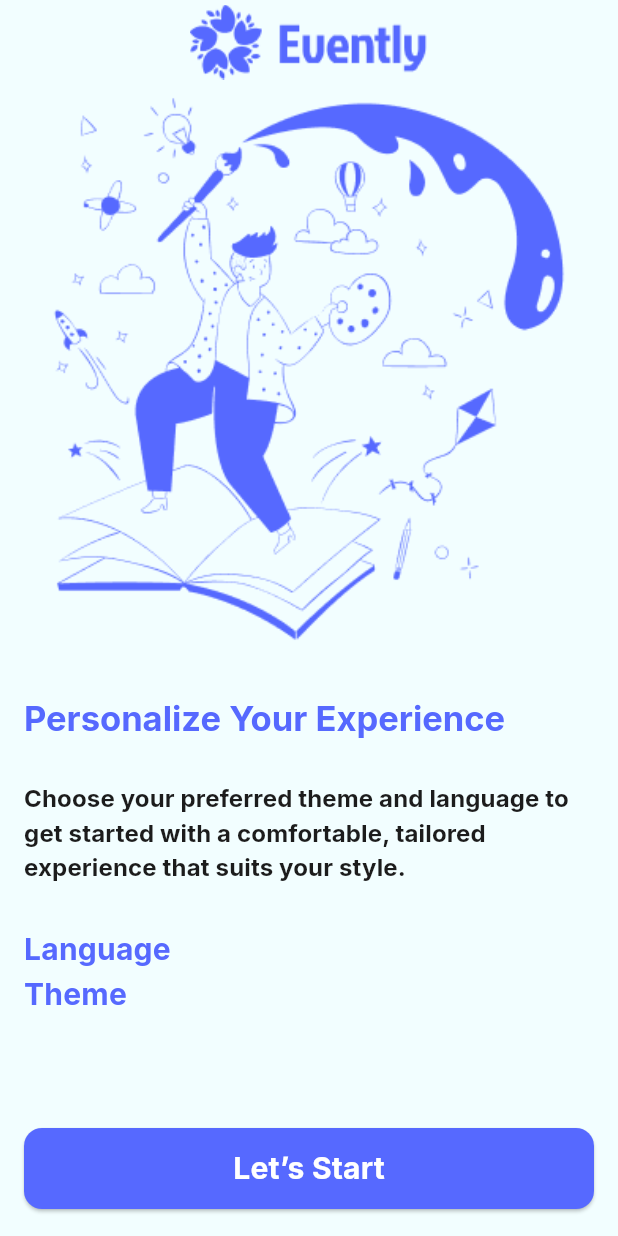
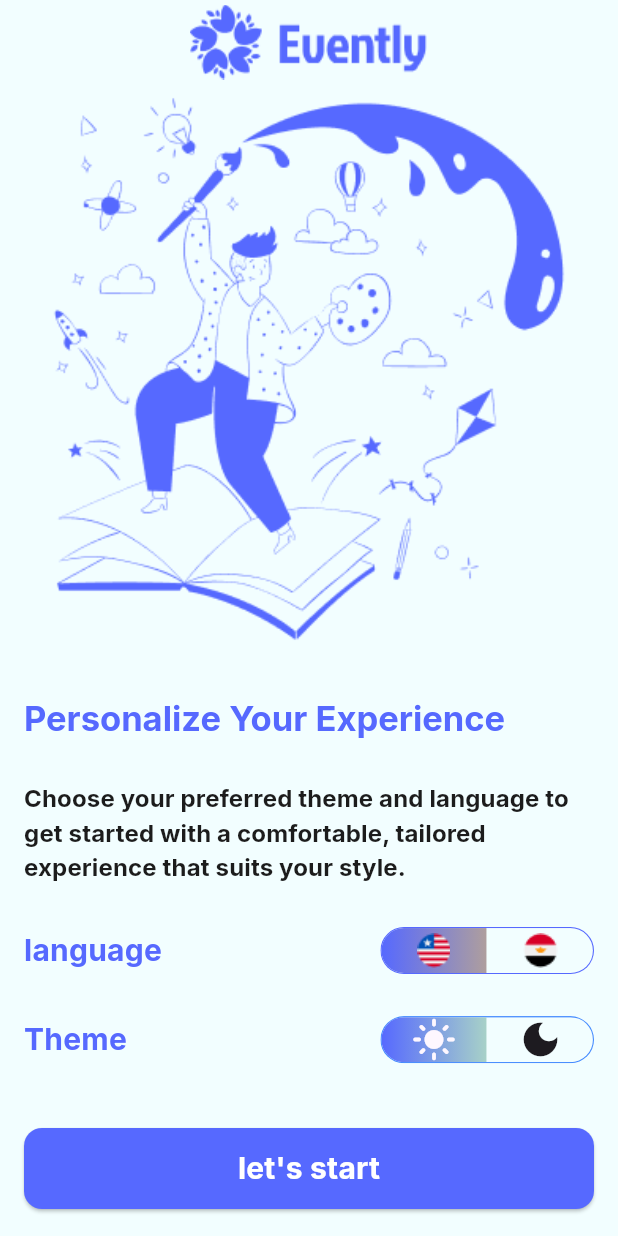
Before and after one commit to Ahmed20hassan/eventPlanningApp, a Flutter app: the screen it shows after launch, on a phone screen of 412 x 824 dp. Run offline on Flutter 3.47's test engine with Material 3 defaults, Android fonts, the phone set to English and light mode, and no system bars; drawn by our look-alikes of toggle_switch; our stand-ins replace easy_localization, google_fonts.

Commit message:
add ThemeMode language

```diff
--- a/lib/main.dart
+++ b/lib/main.dart
@@ -1,11 +1,25 @@
+import 'package:easy_localization/easy_localization.dart';
 import 'package:flutter/material.dart';
+import 'package:provider/provider.dart';
+import 'package:todo/providers/my_provider.dart';
 import 'package:todo/screens/lets_go_screen.dart';
 import 'package:todo/theme/dark_theme.dart';
 import 'package:todo/theme/light_theme.dart';
 import 'package:todo/theme/theme.dart';
 
-void main() {
-  runApp(const MyApp());
+void main() async {
+  WidgetsFlutterBinding.ensureInitialized();
+  await EasyLocalization.ensureInitialized();
+  runApp(
+      ChangeNotifierProvider(
+        create: (context)=>MyProvider(),
+        child: EasyLocalization(
+        supportedLocales: [Locale('en'), Locale('ar')],
+        path:
+            'assets/translations', // <-- change the path of the translation files
+        fallbackLocale: Locale('en'),
+        child: const MyApp()),
+      ));
 }
 
 class MyApp extends StatelessWidget {
@@ -14,17 +28,19 @@ class MyApp extends StatelessWidget {
   // This widget is the root of your application.
   @override
   Widget build(BuildContext context) {
-    BaseTheme theme=LightTheme();
-    BaseTheme darkTheme=DarkTheme();
+    var provider=Provider.of<MyProvider>(context);
+    BaseTheme theme = LightTheme();
+    BaseTheme darkTheme = DarkTheme();
     return MaterialApp(
+      localizationsDelegates: context.localizationDelegates,
+      supportedLocales: context.supportedLocales,
+      locale: context.locale,
       darkTheme: darkTheme.themeData,
       theme: theme.themeData,
-      themeMode: ThemeMode.light,
+      themeMode: provider.themeMode,
       debugShowCheckedModeBanner: false,
       initialRoute: IntroductionScreen.routname,
-      routes: {
-        IntroductionScreen.routname:(context)=>IntroductionScreen()
-      },
+      routes: {IntroductionScreen.routname: (context) => IntroductionScreen()},
     );
   }
 }
--- /dev/null
+++ b/lib/providers/my_provider.dart
@@ -0,0 +1,14 @@
+import 'package:flutter/material.dart';
+
+class MyProvider extends ChangeNotifier{
+  ThemeMode themeMode=ThemeMode.light;
+  void ChangTheme(){
+    if(themeMode==ThemeMode.light){
+      themeMode=ThemeMode.dark;
+    }else{
+      themeMode=ThemeMode.light;
+    }
+    notifyListeners();
+  }
+
+}
--- a/lib/screens/lets_go_screen.dart
+++ b/lib/screens/lets_go_screen.dart
@@ -1,65 +1,159 @@
+import 'package:easy_localization/easy_localization.dart';
 import 'package:flutter/material.dart';
+import 'package:provider/provider.dart';
+import 'package:todo/providers/my_provider.dart';
+import 'package:toggle_switch/toggle_switch.dart';
 
 class IntroductionScreen extends StatelessWidget {
-  static const String routname='letsGoScreen';
+  static const String routname = 'letsGoScreen';
   const IntroductionScreen({super.key});
 
   @override
   Widget build(BuildContext context) {
+    var provider = Provider.of<MyProvider>(context);
     return Scaffold(
       appBar: AppBar(
         title: Image.asset("assets/images/app_loge.png"),
       ),
-      bottomNavigationBar:  Padding(
-        padding: const EdgeInsets.only(
-          right: 16,left: 16,bottom: 18
-        ),
+      bottomNavigationBar: Padding(
+        padding: const EdgeInsets.only(right: 16, left: 16, bottom: 18),
         child: ElevatedButton(
-
           style: ElevatedButton.styleFrom(
             padding: EdgeInsets.symmetric(vertical: 12),
-            shape: RoundedRectangleBorder(
-                borderRadius: BorderRadius.circular(12)
-            ),
+            shape:
+                RoundedRectangleBorder(borderRadius: BorderRadius.circular(12)),
             backgroundColor: Color(0xFF5669FF),
           ),
-          onPressed: (){},
-          child: Text('Let’s Start',
-            style: Theme.of(context).textTheme.titleMedium!.copyWith(
-                color: Colors.white
-            ),),
+          onPressed: () {},
+          child: Text(
+            'lets_start'.tr(),
+            style: Theme.of(context)
+                .textTheme
+                .titleMedium!
+                .copyWith(color: Colors.white),
+          ),
         ),
-      ) ,
+      ),
       body: Padding(
         padding: const EdgeInsets.symmetric(horizontal: 16),
         child: Column(
           crossAxisAlignment: CrossAxisAlignment.stretch,
           children: [
-            Image.asset('assets/images/intro_img.png',
-            width: double.infinity,
-            fit: BoxFit.fill,),
-            SizedBox(height: 28,),
-            Text('Personalize Your Experience',
-            style: Theme.of(context).textTheme.titleLarge,),
-            SizedBox(height: 28,),
-            Text('Choose your preferred theme and language to get started with a '
-                'comfortable, tailored experience that suits your style.',
-            style: Theme.of(context).textTheme.titleSmall,),
-            SizedBox(height: 28,),
+            Image.asset(
+              'assets/images/intro_img.png',
+              width: double.infinity,
+              fit: BoxFit.fill,
+            ),
+            SizedBox(
+              height: 28,
+            ),
+            Text(
+              'introduction_titel'.tr(),
+              style: Theme.of(context).textTheme.titleLarge,
+            ),
+            SizedBox(
+              height: 28,
+            ),
+            Text(
+              'introduction_descrption'.tr(),
+              style: Theme.of(context).textTheme.titleSmall,
+            ),
+            SizedBox(
+              height: 28,
+            ),
             Row(
+              mainAxisAlignment: MainAxisAlignment.spaceBetween,
               children: [
-                Text('Language',
-                style: Theme.of(context).textTheme.titleMedium,)
+                Text(
+                  'language'.tr(),
+                  style: Theme.of(context).textTheme.titleMedium,
+                ),
+                ToggleSwitch(
+                  minHeight: 30,
+                  minWidth: 70,
+                  cornerRadius: 20,
+                  activeBgColors: [
+                    context.locale.toString() == 'en'
+                        ? [Color(0xFF5669FF), Color(0xffae9e9e)]
+                        : [Color(0xffdab3b3), Color(0xFF5669FF)],
+                    context.locale.toString() != 'en'
+                        ? [Color(0xFF5669FF), Color(0xffae9e9e)]
+                        : [Color(0xffdab3b3), Color(0xFF5669FF)],
+                  ],
+                  inactiveBgColor: Color(0xFFF2FEFF),
+                  dividerMargin: 0,
+                  borderColor: [Color(0xFF5669FF)],
+                  borderWidth: 0.7,
+                  totalSwitches: 2,
+                  customWidgets: [
+                    context.locale.toString() == 'en'
+                        ? Image.asset("assets/images/LR.png")
+                        : Image.asset("assets/images/EG.png"),
+                    context.locale.toString() == 'en'
+                        ? Image.asset("assets/images/EG.png")
+                        : Image.asset("assets/images/LR.png"),
+                  ],
+                  onToggle: (index) {
+                    if (context.locale.toString() == 'en') {
+                      if (index == 0) {
+                        context.setLocale(Locale('en'));
+                      } else {
+                        context.setLocale(Locale('ar'));
+                      }
+                    } else {
+                      if (index == 1) {
+                        context.setLocale(Locale('en'));
+                      } else {
+                        context.setLocale(Locale('ar'));
+                      }
+                    }
+                  },
+                )
               ],
             ),
+            SizedBox(
+              height: 28,
+            ),
             Row(
+              mainAxisAlignment: MainAxisAlignment.spaceBetween,
               children: [
-                Text('Theme',
-                style: Theme.of(context).textTheme.titleMedium,)
+                Text(
+                  'theme'.tr(),
+                  style: Theme.of(context).textTheme.titleMedium,
+                ),
+                ToggleSwitch(
+                  minHeight: 30,
+                  minWidth: 70,
+
+                  inactiveBgColor: Color(0xFFF2FEFF),
+                  dividerMargin: 0,
+                  borderColor: [Colors.blueAccent],
+                  borderWidth: 0.7,
+                  cornerRadius: 20,
+                  totalSwitches: 2,
+                  activeBgColors: [
+                    provider.themeMode == ThemeMode.light
+                        ? [Color(0xFF5669FF), Color(0xffa7d1c8)]
+                        : [Color(0xff495c58), Color(0xFF101127)],
+                    provider.themeMode != ThemeMode.light?
+                    [Color(0xff495c58), Color(0xFF101127)]: [Color(0xFF5669FF), Color(0xffa7d1c8)],
+
+                  ],
+                  icons: [
+                    provider.themeMode==ThemeMode.light?Icons.light_mode: Icons.dark_mode,
+                    provider.themeMode!=ThemeMode.light?Icons.light_mode: Icons.dark_mode,
+                  ],
+                  iconSize:
+                      30.0, // animate must be set to true when using custom curve
+                  onToggle: (index) {
+                    provider.ChangTheme();
+                  },
+                ),
               ],
             ),
-            SizedBox(height: 16,),
-
+            SizedBox(
+              height: 16,
+            ),
           ],
         ),
       ),
--- a/lib/theme/dark_theme.dart
+++ b/lib/theme/dark_theme.dart
@@ -21,6 +21,8 @@ class DarkTheme extends BaseTheme{
   @override
   // TODO: implement themeData
   ThemeData get themeData =>  ThemeData(
+      hintColor: backgroundcolor,
+      primaryColor: primarycolor,
       scaffoldBackgroundColor: backgroundcolor,
       bottomNavigationBarTheme: BottomNavigationBarThemeData(
         backgroundColor: backgroundcolor,
--- a/lib/theme/light_theme.dart
+++ b/lib/theme/light_theme.dart
@@ -21,6 +21,8 @@ class LightTheme extends BaseTheme{
   @override
   // TODO: implement themeData
   ThemeData get themeData => ThemeData(
+    hintColor: backgroundcolor,
+    primaryColor: primarycolor,
     scaffoldBackgroundColor: backgroundcolor,
     bottomNavigationBarTheme: BottomNavigationBarThemeData(
       backgroundColor: primarycolor,
--- a/pubspec.yaml
+++ b/pubspec.yaml
@@ -35,6 +35,9 @@ dependencies:
   # Use with the CupertinoIcons class for iOS style icons.
   cupertino_icons: ^1.0.8
   google_fonts: ^6.2.1
+  toggle_switch: ^2.3.0
+  easy_localization: ^3.0.7
+  provider: ^6.1.2
 
 dev_dependencies:
   flutter_test:
@@ -61,6 +64,7 @@ flutter:
   # To add assets to your application, add an assets section, like this:
   assets:
     - assets/images/
+    - assets/translations/
   #   - images/a_dot_ham.jpeg
 
   # An image asset can refer to one or more resolution-specific "variants", see
```
Also changed, not shown: assets/translations/ar.json (added, +7 -0 lines), assets/translations/en.json (added, +7 -0 lines), assets/images/2.0x/EG@2x.png (added), assets/images/2.0x/LR@2x.png (added), assets/images/3.0x/EG@3x.png (added), assets/images/3.0x/LR@3x.png (added), assets/images/EG.png (added), assets/images/LR.png (added), pubspec.lock, 1 other file.
